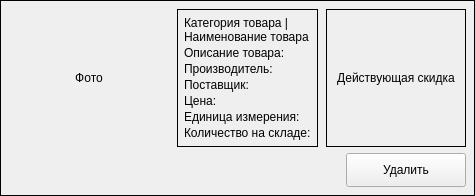
Old version of the form ui/product_item.ui in the repository Oxxy63m/demka.
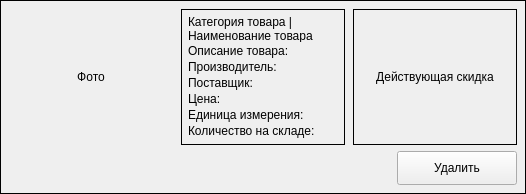
New version of the form.

Diff of the .ui file:
```diff
--- a/ui/product_item.ui
+++ b/ui/product_item.ui
@@ -3,6 +3,14 @@
 <ui version="4.0">
  <class>ProductCard</class>
  <widget class="QFrame" name="ProductCard">
+  <property name="geometry">
+   <rect>
+    <x>0</x>
+    <y>0</y>
+    <width>526</width>
+    <height>194</height>
+   </rect>
+  </property>
   <property name="minimumSize">
    <size><width>360</width><height>180</height></size>
   </property>
@@ -15,8 +23,10 @@
    <property name="rightMargin"><number>8</number></property>
    <property name="bottomMargin"><number>8</number></property>
    <item>
-    <layout class="QHBoxLayout" name="main_layout" stretch="2,5,1">
-     <property name="spacing"><number>8</number></property>
+    <layout class="QHBoxLayout" name="main_layout">
+     <property name="spacing">
+      <number>8</number>
+     </property>
      <item>
       <widget class="QLabel" name="photo_label">
        <property name="minimumSize"><size><width>160</width><height>107</height></size></property>
```
Left out of the diff: 231 changed lines with no effect on the pictures.
